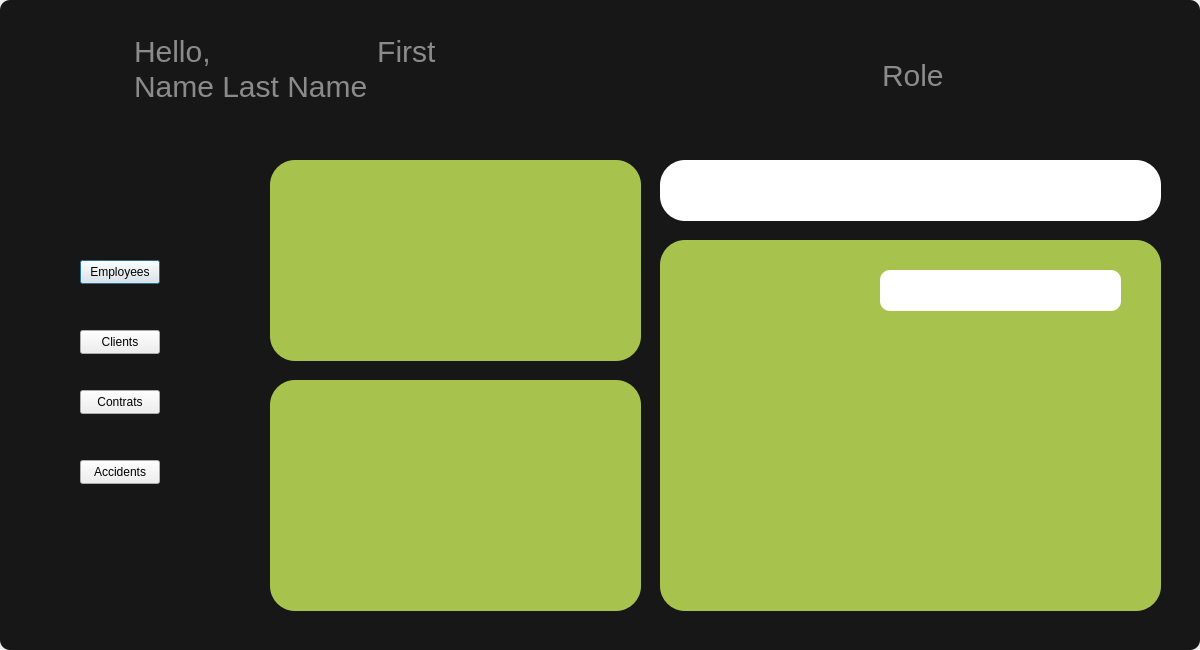
Old version of the form Ripple/dashboard.ui in the repository Rzouga01/Qt-Project.
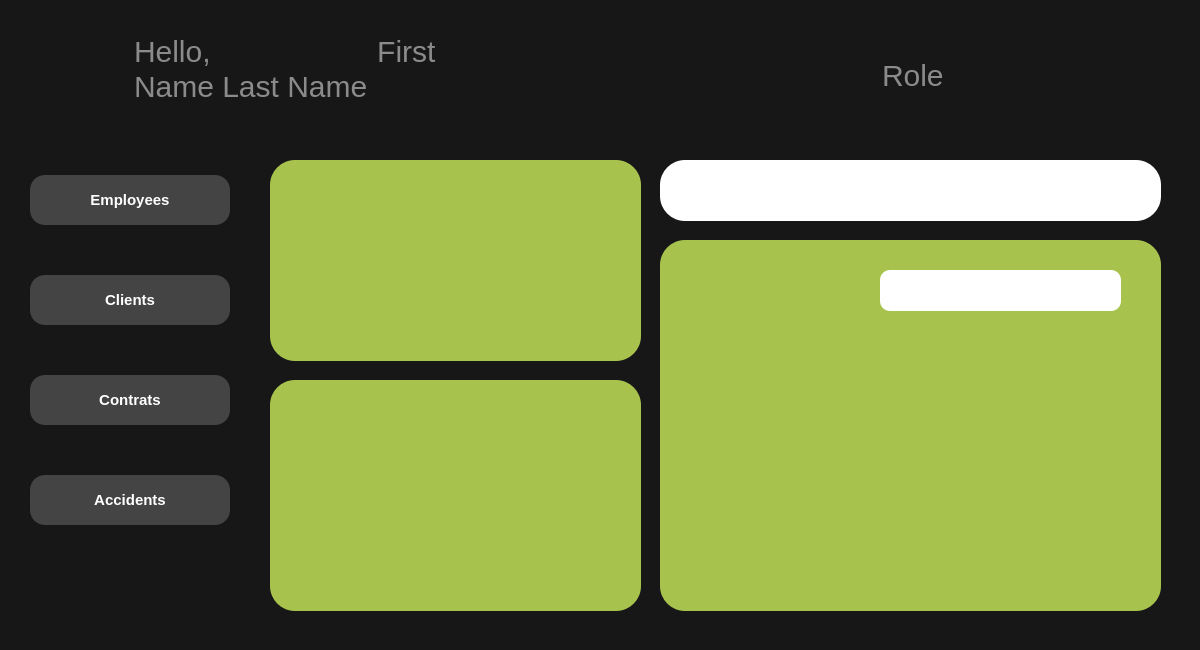
New version of the form. The open tabs and pages were chosen to show the change. Icons and pictures are not drawn.

Patch:
```diff
--- a/Ripple/dashboard.ui
+++ b/Ripple/dashboard.ui
@@ -16,21 +16,10 @@
   <property name="styleSheet">
    <string notr="true">QFrame {
          background-color:#171717;
-         border-radius: 10px;
+        border:none;
      }
-   </string>
-  </property>
-  <widget class="QFrame" name="frame">
-   <property name="geometry">
-    <rect>
-     <x>0</x>
-     <y>0</y>
-     <width>1200</width>
-     <height>650</height>
-    </rect>
-   </property>
-   <property name="styleSheet">
-    <string notr="true">#Dashboard
+
+#Dashboard
 {
 background-color: #171717;
 }
@@ -40,6 +29,7 @@
 background-color:#171717;
 font-size:30px;
 color:white;
+font-family:&quot;helvetica&quot;
 
 
 }
@@ -49,6 +39,7 @@
 background-color:#171717;
 color:white;
 border:none;
+font-family:&quot;helvetica&quot;
 }
 
 
@@ -84,7 +75,9 @@
 
 /* Apply styles to the searchBar_2 */
 #searchBar_2 {
-    background-color: white;
+     background-color: white;
+border-radius:25px;
+
 }
 
 /* Apply styles to the featureBar_3 */
@@ -115,6 +108,7 @@
 /* Apply styles to the searchBar_3 */
 #searchBar_3 {
     background-color: white;
+ border-radius: 25px;
 }
 
 /* Apply styles to the featureBar_4 */
@@ -144,7 +138,8 @@
 
 /* Apply styles to the searchBar_4 */
 #searchBar_4 {
-    background-color: white;
+      background-color: white;
+ border-radius: 25px;
 }
 
 
@@ -175,8 +170,45 @@
 /* Apply styles to the searchBar */
 #searchBar {
     background-color: white;
+ border-radius: 25px;
+}
+
+#employees,
+#clients,
+#contracts,
+#accidents {
+    font-size: 15px;
+    font-weight: bold;
+    color: white; /* Set the default text color */
+	background-color: #444444;;
+	border-radius:15px;
+
+	
+
+}
+
+#employees:hover,
+#contracts:hover,
+#clients:hover,
+#accidents:hover {
+    background-color: #333; /* Darker color on hover */
+    color: #fff; /* Text color changes to white on hover */
+    cursor: pointer; /* Change cursor to pointer on hover */
+   
 }
 </string>
+  </property>
+  <widget class="QFrame" name="frame">
+   <property name="geometry">
+    <rect>
+     <x>0</x>
+     <y>0</y>
+     <width>1200</width>
+     <height>650</height>
+    </rect>
+   </property>
+   <property name="styleSheet">
+    <string notr="true"/>
    </property>
    <property name="frameShape">
     <enum>QFrame::StyledPanel</enum>
@@ -578,10 +610,10 @@
    <widget class="QPushButton" name="employees">
     <property name="geometry">
      <rect>
-      <x>80</x>
-      <y>260</y>
-      <width>80</width>
-      <height>24</height>
+      <x>30</x>
+      <y>175</y>
+      <width>200</width>
+      <height>50</height>
      </rect>
     </property>
     <property name="text">
@@ -591,10 +623,10 @@
    <widget class="QPushButton" name="clients">
     <property name="geometry">
      <rect>
-      <x>80</x>
-      <y>330</y>
-      <width>80</width>
-      <height>24</height>
+      <x>30</x>
+      <y>275</y>
+      <width>200</width>
+      <height>50</height>
      </rect>
     </property>
     <property name="text">
@@ -604,10 +636,10 @@
    <widget class="QPushButton" name="contracts">
     <property name="geometry">
      <rect>
-      <x>80</x>
-      <y>390</y>
-      <width>80</width>
-      <height>24</height>
+      <x>30</x>
+      <y>375</y>
+      <width>200</width>
+      <height>50</height>
      </rect>
     </property>
     <property name="text">
@@ -617,10 +649,10 @@
    <widget class="QPushButton" name="accidents">
     <property name="geometry">
      <rect>
-      <x>80</x>
-      <y>460</y>
-      <width>80</width>
-      <height>24</height>
+      <x>30</x>
+      <y>475</y>
+      <width>200</width>
+      <height>50</height>
      </rect>
     </property>
     <property name="text">
```
Left out of the diff: 2 changed lines with no effect on the pictures.
